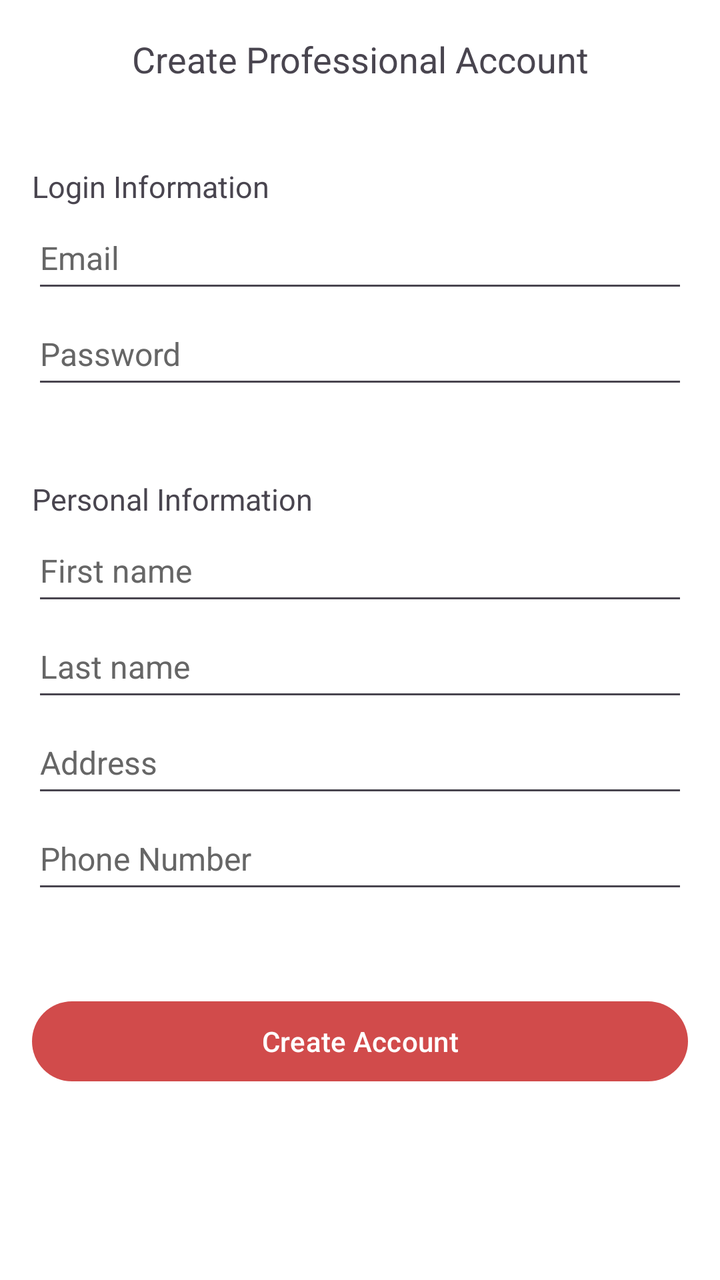
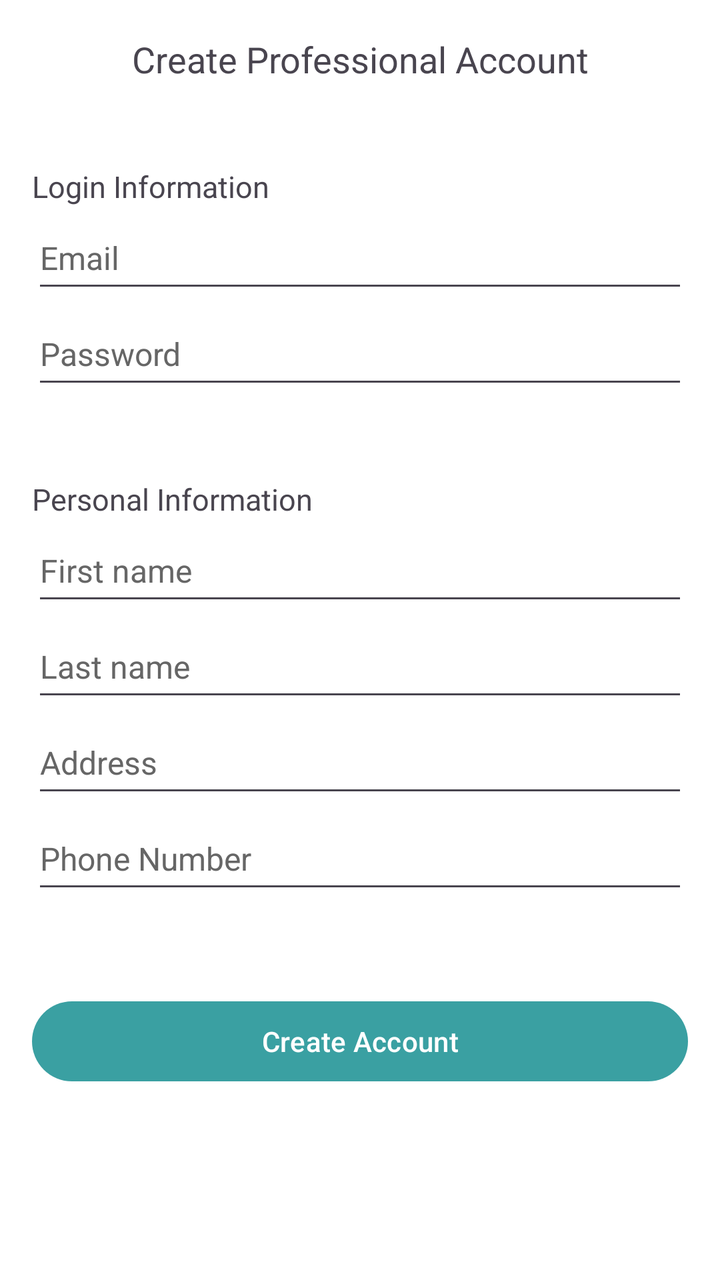

The first picture is an Android layout as it rendered before a commit; the second is the same layout after the commit. The layout source and the unified diff follow.
<!-- AndroidManifest.xml: application theme Theme.Sample_project -->
<!-- res/layout/create_profile_pro.xml -->
<?xml version="1.0" encoding="utf-8"?>
<androidx.constraintlayout.widget.ConstraintLayout xmlns:android="http://schemas.android.com/apk/res/android"
    xmlns:app="http://schemas.android.com/apk/res-auto"
    xmlns:tools="http://schemas.android.com/tools"
    android:layout_width="match_parent"
    android:layout_height="match_parent">

    <LinearLayout
        android:id="@+id/rootLayout"
        android:layout_width="match_parent"
        android:layout_height="match_parent"
        android:orientation="vertical"
        android:paddingLeft="16dp"
        android:paddingRight="16dp">

        <TextView
            android:id="@+id/textView"
            android:layout_width="match_parent"
            android:layout_height="27dp"
            android:layout_marginTop="16dp"
            android:gravity="center"
            android:text="Create Professional Account"
            android:textSize="18sp" />

        <TextView
            android:id="@+id/textView2"
            android:layout_width="match_parent"
            android:layout_height="wrap_content"
            android:layout_marginTop="40dp"
            android:gravity="left"
            android:text="Login Information"
            android:textSize="15sp" />

        <EditText
            android:id="@+id/emailInput"
            android:layout_width="match_parent"
            android:layout_height="wrap_content"
            android:layout_marginTop="0dp"
            android:hint="@string/user_email"
            android:importantForAutofill="no"
            android:inputType="textEmailAddress"
            android:maxWidth="320dp"
            android:minHeight="48dp"
            android:textColorHint="#666666"
            android:textSize="16sp" />

        <EditText
            android:id="@+id/passwordInput"
            android:layout_width="match_parent"
            android:layout_height="wrap_content"
            android:hint="@string/user_password"
            android:importantForAutofill="no"
            android:inputType="textPersonName"
            android:maxWidth="320dp"
            android:minHeight="48dp"
            android:textColorHint="#666666"
            android:textSize="16sp" />

        <TextView
            android:id="@+id/textView3"
            android:layout_width="match_parent"
            android:layout_height="wrap_content"
            android:layout_marginTop="40dp"
            android:gravity="left"
            android:text="Personal Information"
            android:textSize="15sp" />

        <EditText
            android:id="@+id/firstNameInput"
            android:layout_width="match_parent"
            android:layout_height="wrap_content"
            android:layout_marginTop="0dp"
            android:hint="@string/user_first_name"
            android:importantForAutofill="no"
            android:inputType="textPersonName"
            android:maxWidth="320dp"
            android:minHeight="48dp"
            android:textColorHint="#666666"
            android:textSize="16sp" />

        <EditText
            android:id="@+id/lastNameInput"
            android:layout_width="match_parent"
            android:layout_height="wrap_content"
            android:hint="@string/user_last_name"
            android:importantForAutofill="no"
            android:inputType="textPersonName"
            android:maxWidth="320dp"
            android:minHeight="48dp"
            android:textColorHint="#666666"
            android:textSize="16sp" />

        <EditText
            android:id="@+id/addressInput"
            android:layout_width="match_parent"
            android:layout_height="wrap_content"
            android:hint="@string/user_address"
            android:importantForAutofill="no"
            android:inputType="textPersonName"
            android:maxWidth="320dp"
            android:minHeight="48dp"
            android:textColorHint="#666666"
            android:textSize="16sp" />

        <EditText
            android:id="@+id/phoneInput"
            android:layout_width="match_parent"
            android:layout_height="wrap_content"
            android:hint="@string/user_phone_number"
            android:importantForAutofill="no"
            android:inputType="phone"
            android:maxWidth="320dp"
            android:minHeight="48dp"
            android:textColorHint="#666666"
            android:textSize="16sp" />

        <Button
            android:id="@+id/addProUserButton"
            android:layout_width="match_parent"
            android:layout_height="wrap_content"
            android:layout_marginTop="45dp"
            android:maxWidth="320dp"
            android:text="@string/button_add_user"
            android:textColorLink="@color/main_color"
            android:textSize="14sp"
            app:backgroundTint="@color/main_color" />

    </LinearLayout>


</androidx.constraintlayout.widget.ConstraintLayout>
<!-- resources referenced by this layout -->
<resources>
  <color name="main_color">#D14B4B</color>
  <string name="button_add_user">Create Account</string>
  <string name="user_address">Address</string>
  <string name="user_email">Email</string>
  <string name="user_first_name">First name</string>
  <string name="user_last_name">Last name</string>
  <string name="user_password">Password</string>
  <string name="user_phone_number">Phone Number</string>
  <style name="Theme.Sample_project" parent="Base.Theme.Sample_project" />
  <style name="Base.Theme.Sample_project" parent="Theme.Material3.DayNight.NoActionBar">
          
          
          <item name="android:windowBackground">@color/cardview_light_background</item>
      </style>
</resources>

<!-- the commit's change to res/layout/create_profile_pro.xml (unified diff, before → after) -->
@@ -121,9 +121,9 @@
             android:layout_marginTop="45dp"
             android:maxWidth="320dp"
             android:text="@string/button_add_user"
-            android:textColorLink="@color/main_color"
+            android:textColorLink="@color/main_pro_color"
             android:textSize="14sp"
-            app:backgroundTint="@color/main_color" />
+            app:backgroundTint="@color/main_pro_color" />
 
     </LinearLayout>
 
<!-- resource entries referenced after the edit -->
@@ -1,6 +1,6 @@
 <!-- resources referenced by this layout -->
 <resources>
-  <color name="main_color">#D14B4B</color>
+  <color name="main_pro_color">#3AA0A2</color>
   <string name="button_add_user">Create Account</string>
   <string name="user_address">Address</string>
   <string name="user_email">Email</string>
